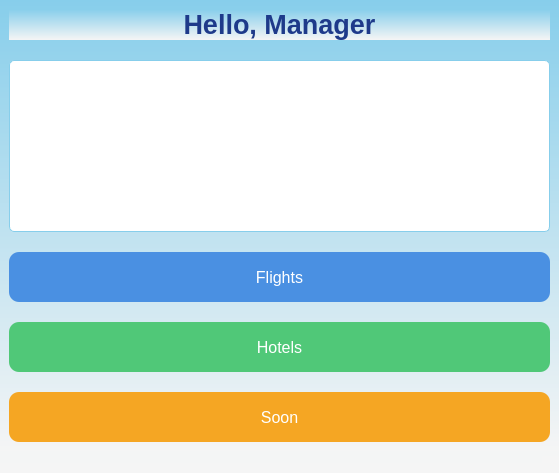
This is managerwindow.ui in SherifHamdy23/Expedia_Cpp as Qt 5 draws it before an edit. The edited form follows.
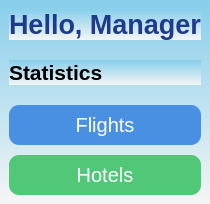
This is the edited form. Icons and pictures are not drawn.

The edit to the form file:
```diff
--- a/managerwindow.ui
+++ b/managerwindow.ui
@@ -2,14 +2,6 @@
 <ui version="4.0">
  <class>ManagerWindow</class>
  <widget class="QMainWindow" name="ManagerWindow">
-  <property name="geometry">
-   <rect>
-    <x>0</x>
-    <y>0</y>
-    <width>559</width>
-    <height>473</height>
-   </rect>
-  </property>
   <property name="windowTitle">
    <string>Manager Dashboard</string>
   </property>
@@ -26,114 +18,76 @@
      <number>20</number>
     </property>
     <item>
-     <widget class="QLabel" name="welcomeLabel">
-      <property name="sizePolicy">
-       <sizepolicy hsizetype="Expanding" vsizetype="Fixed">
-        <horstretch>0</horstretch>
-        <verstretch>0</verstretch>
-       </sizepolicy>
-      </property>
-      <property name="font">
-       <font>
-        <pointsize>20</pointsize>
-        <bold>true</bold>
-       </font>
-      </property>
+     <widget class="QLabel" name="label">
       <property name="styleSheet">
-       <string>color: #1E3A8A; text-shadow: 2px 2px 4px rgba(0, 0, 0, 0.3);</string>
+       <string notr="true">color: #1E3A8A; text-shadow: 2px 2px 4px rgba(0, 0, 0, 0.3);</string>
       </property>
       <property name="text">
        <string>Hello, Manager</string>
       </property>
+      <property name="font">
+       <font>
+        <pointsize>20</pointsize>
+        <weight>75</weight>
+        <bold>true</bold>
+       </font>
+      </property>
       <property name="alignment">
-       <set>Qt::AlignmentFlag::AlignCenter</set>
+       <set>Qt::AlignCenter</set>
       </property>
      </widget>
     </item>
     <item>
-     <layout class="QHBoxLayout" name="buttonLayout">
+     <widget class="QLabel" name="statsLabel">
+      <property name="text">
+       <string>Statistics</string>
+      </property>
+      <property name="font">
+       <font>
+        <pointsize>16</pointsize>
+        <weight>75</weight>
+        <bold>true</bold>
+       </font>
+      </property>
+     </widget>
+    </item>
+    <item>
+     <layout class="QVBoxLayout" name="verticalLayout_2">
       <property name="spacing">
-       <number>15</number>
+       <number>10</number>
       </property>
       <item>
-       <widget class="QTableView" name="tableView">
-        <property name="sizePolicy">
-         <sizepolicy hsizetype="Expanding" vsizetype="Expanding">
-          <horstretch>0</horstretch>
-          <verstretch>0</verstretch>
-         </sizepolicy>
+       <widget class="QPushButton" name="flightsButton">
+        <property name="styleSheet">
+         <string notr="true">background-color: #4A90E2; color: white; border-radius: 10px; padding: 8px; qproperty-icon: url('https://www.svgrepo.com/show/126156/plane.svg'); qproperty-iconSize: 24px 24px;</string>
         </property>
+        <property name="text">
+         <string>Flights</string>
+        </property>
+        <property name="font">
+         <font>
+          <pointsize>15</pointsize>
+         </font>
+        </property>
+       </widget>
+      </item>
+      <item>
+       <widget class="QPushButton" name="hotelsButton">
         <property name="styleSheet">
-         <string>background-color: #FFFFFF; alternate-background-color: #F0F8FF; 
-               gridline-color: #87CEEB; border: 1px solid #87CEEB; border-radius: 5px;</string>
+         <string notr="true">background-color: #50C878; color: white; border-radius: 10px; padding: 8px; qproperty-icon: url('https://www.svgrepo.com/show/1200/hotel.svg'); qproperty-iconSize: 24px 24px;</string>
+        </property>
+        <property name="text">
+         <string>Hotels</string>
+        </property>
+        <property name="font">
+         <font>
+          <pointsize>15</pointsize>
+         </font>
         </property>
        </widget>
       </item>
      </layout>
     </item>
-    <item>
-     <widget class="QPushButton" name="flightwinBtn">
-      <property name="minimumSize">
-       <size>
-        <width>150</width>
-        <height>50</height>
-       </size>
-      </property>
-      <property name="font">
-       <font>
-        <pointsize>12</pointsize>
-       </font>
-      </property>
-      <property name="styleSheet">
-       <string>background-color: #4A90E2; color: white; border-radius: 10px; padding: 8px; qproperty-icon: url('https://www.svgrepo.com/show/126156/plane.svg'); qproperty-iconSize: 24px 24px;</string>
-      </property>
-      <property name="text">
-       <string>Flights</string>
-      </property>
-     </widget>
-    </item>
-    <item>
-     <widget class="QPushButton" name="hotelswinBtn">
-      <property name="minimumSize">
-       <size>
-        <width>150</width>
-        <height>50</height>
-       </size>
-      </property>
-      <property name="font">
-       <font>
-        <pointsize>12</pointsize>
-       </font>
-      </property>
-      <property name="styleSheet">
-       <string>background-color: #50C878; color: white; border-radius: 10px; padding: 8px; qproperty-icon: url('https://www.svgrepo.com/show/1200/hotel.svg'); qproperty-iconSize: 24px 24px;</string>
-      </property>
-      <property name="text">
-       <string>Hotels</string>
-      </property>
-     </widget>
-    </item>
-    <item>
-     <widget class="QPushButton" name="pushButton_2">
-      <property name="minimumSize">
-       <size>
-        <width>150</width>
-        <height>50</height>
-       </size>
-      </property>
-      <property name="font">
-       <font>
-        <pointsize>12</pointsize>
-       </font>
-      </property>
-      <property name="styleSheet">
-       <string>background-color: #F5A623; color: white; border-radius: 10px; padding: 8px; qproperty-icon: url('https://www.svgrepo.com/show/135/clock.svg'); qproperty-iconSize: 24px 24px;</string>
-      </property>
-      <property name="text">
-       <string>Soon</string>
-      </property>
-     </widget>
-    </item>
    </layout>
   </widget>
   <widget class="QMenuBar" name="menubar">
@@ -146,12 +100,7 @@
     </rect>
    </property>
    <property name="styleSheet">
-    <string>background: qlineargradient(x1:0, y1:0, x2:0, y2:1, stop:0 #87CEEB, stop:1 #1E3A8A); color: white;</string>
-   </property>
-  </widget>
-  <widget class="QStatusBar" name="statusbar">
-   <property name="styleSheet">
-    <string>background-color: rgba(245, 245, 245, 0.8); color: #333333;</string>
+    <string notr="true">background: qlineargradient(x1:0, y1:0, x2:0, y2:1, stop:0 #87CEEB, stop:1 #1E3A8A); color: white;</string>
    </property>
   </widget>
  </widget>
```
Left out of the diff: 12 changed lines with no effect on the pictures.
